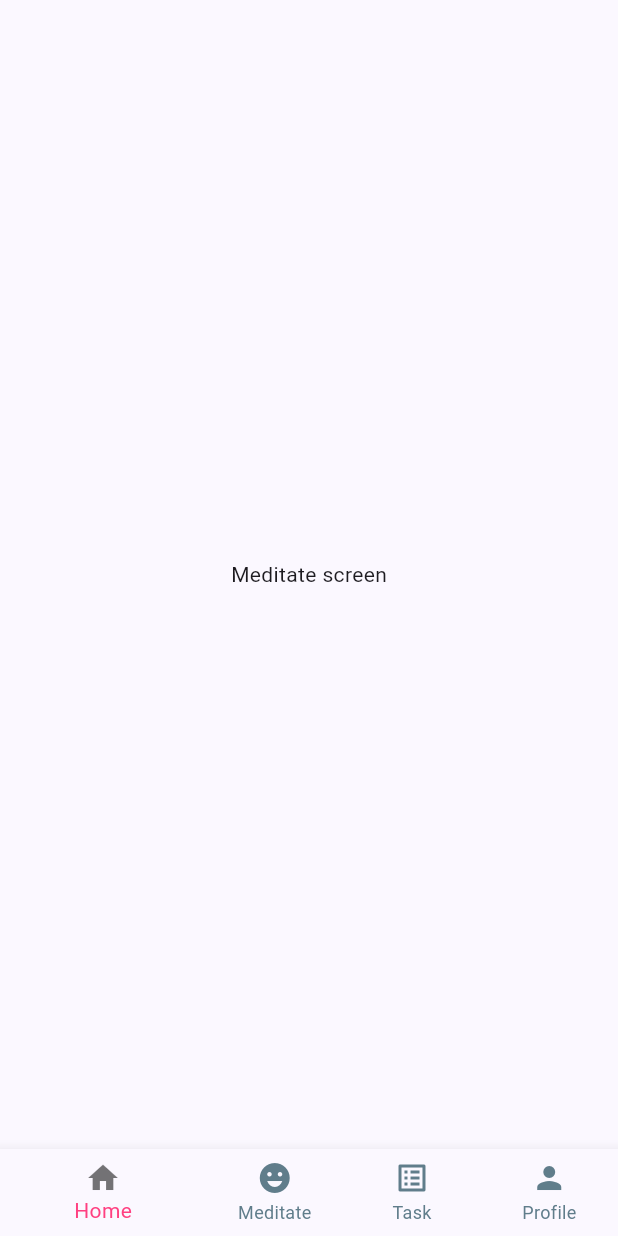
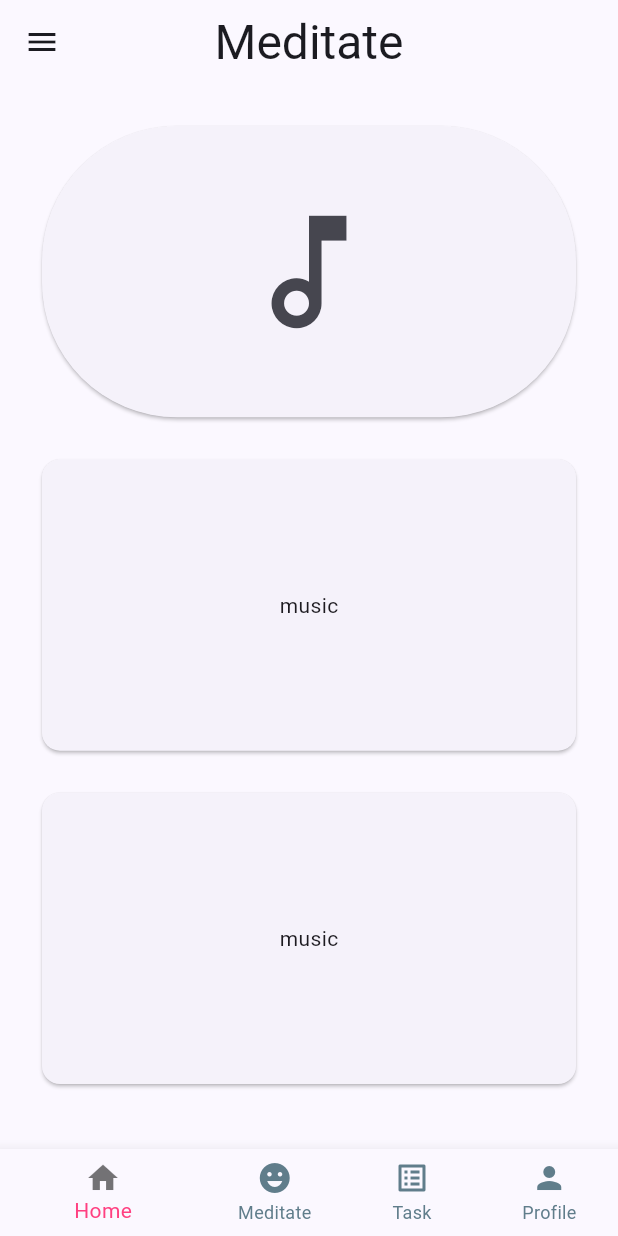
Before and after one commit to malavika2003/health_tracker, a Flutter app: the MeditateScreen screen opened directly, on a phone screen of 412 x 824 dp. Run offline on Flutter 3.47's test engine with Material 3 defaults, Android fonts, the phone set to English and light mode, and no system bars; our stand-ins replace cloud_firestore, firebase_auth, firebase_core, google_fonts; accounts and stored records are empty; generated files the repository leaves out were written again; Roboto replaces fonts that are missing (Acme).

Commit message:
created meditate screen

```diff
--- a/lib/screens/meditate_screen.dart
+++ b/lib/screens/meditate_screen.dart
@@ -1,14 +1,87 @@
 import 'package:flutter/material.dart';
 
 import '../widgets/bottom_navigation_bar.dart';
+import '../widgets/main_drawer.dart';
 class MeditateScreen extends StatelessWidget {
   const MeditateScreen({super.key});
 
   @override
   Widget build(BuildContext context) {
-    return const Scaffold(
-      body: Center(
-        child: Text('Meditate screen'),
+    return  Scaffold(
+     appBar: AppBar(title:  Text("Meditate",
+       style: Theme.of(context).textTheme.headlineLarge!.copyWith(
+           color: Theme.of(context).colorScheme.onBackground
+       ),
+     ),
+       centerTitle: true,
+     ),
+    drawer:const MainDrawer(),
+      // body:  Padding(
+      //   padding: const EdgeInsets.all(8.0),
+      //   child: Expanded(
+      //     child: ListView(
+      //      padding: EdgeInsets.all(8.0),
+      //      // crossAxisCount: 1,
+      //       //childAspectRatio: 3/2,
+      //       children: [
+      //         SizedBox(
+      //         child:  Card(
+      //             child: Text('Music'),
+      //           ),),
+      //         SizedBox(
+      //
+      //           child: Card(
+      //             child: Text('yoga'),
+      //           ),
+      //         ),
+      //         SizedBox(
+      //           height: 200,
+      //           child: Card(
+      //
+      //             child: Text('blog'),
+      //           ),
+      //         )
+      //
+      //       ],
+      //
+      //     ),
+      //   ),
+      // ),
+      body: GridView(
+        padding: const EdgeInsets.all(24.0),
+          gridDelegate: const SliverGridDelegateWithFixedCrossAxisCount(
+
+              crossAxisCount: 1 ,
+              childAspectRatio: 1.8,
+              crossAxisSpacing: 20,
+              mainAxisSpacing: 20
+     ),
+          children:  [
+            SizedBox(
+              height: 100,
+              width: 100,
+              child: Card(
+                shape: RoundedRectangleBorder(
+                  borderRadius: BorderRadius.circular(90)
+                ),
+                child: Center(child: IconButton(
+                    onPressed: (){},
+                    icon: Icon(Icons.music_note_outlined,
+                    size: 100,
+                    ))),
+              ),
+            ),
+            SizedBox(
+              child: Card(
+                child: Center(child: Text('music')),
+              ),
+            ),
+            SizedBox(
+              child: Card(
+                child: Center(child: Text('music')),
+              ),
+            )
+          ],
       ),
       bottomNavigationBar: BottomNavigation(),
     );
--- a/lib/widgets/main_drawer.dart
+++ b/lib/widgets/main_drawer.dart
@@ -37,7 +37,7 @@ class MainDrawer extends StatelessWidget {
             )
           ),
           ListTile(
-            leading: Icon(Icons.person_rounded,
+            leading: Icon(Icons.logout,
               size: 48,
               color: Theme.of(context).colorScheme.primary,
             ),
--- a/lib/widgets/quotes_area.dart
+++ b/lib/widgets/quotes_area.dart
@@ -13,7 +13,7 @@ class QuotesSection extends StatefulWidget {
 
 class _QuotesSectionState extends State<QuotesSection> {
   var accessKey = 'eTdRNnruPpky2ANZXVM80Ovy-Eas2kc8Nm_fAaO10N0';
-  var category = 'happiness';
+  var category = 'inspirational';
   var apiKey = 'VOKAD3v8FLR7fPMxJsrnNw==5X4ltVJXs0SspJVX';
   List<dynamic>? quoteList;
   int imagenumber = 0;
@@ -85,7 +85,7 @@ class _QuotesSectionState extends State<QuotesSection> {
                   ),
                 )
                     : Text(
-                  "No quotes available.",
+                  "Nothing is impossible. The word itself says 'I'm possible!",
                   textAlign: TextAlign.center,
                   style: TextStyle(
                     color: getContrastColor(
```
